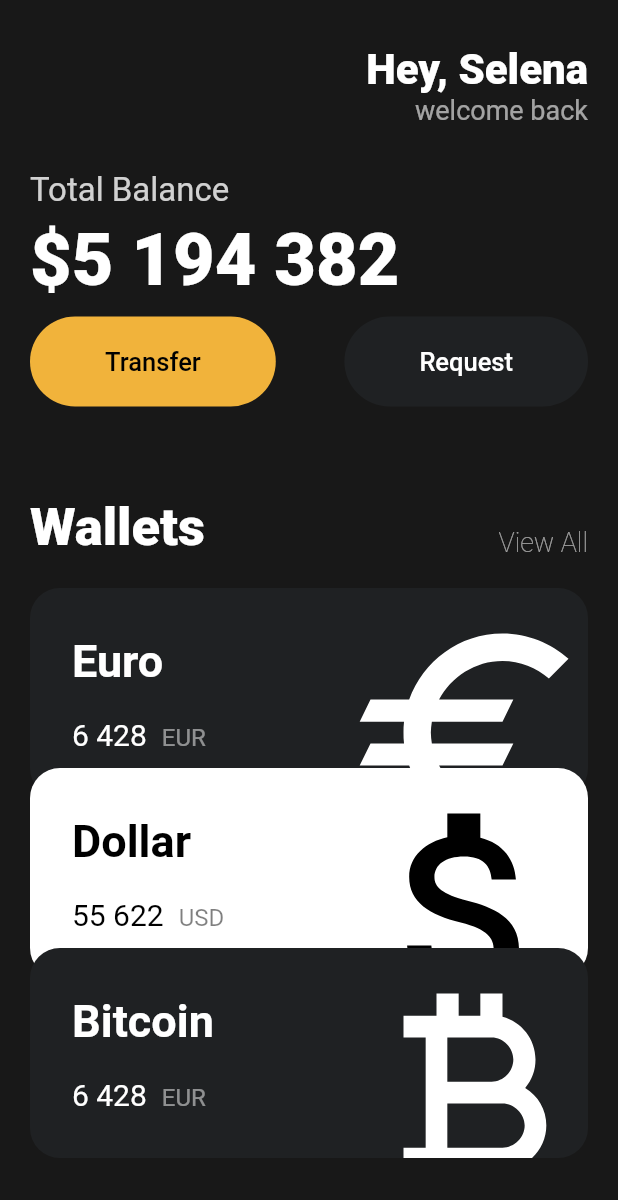
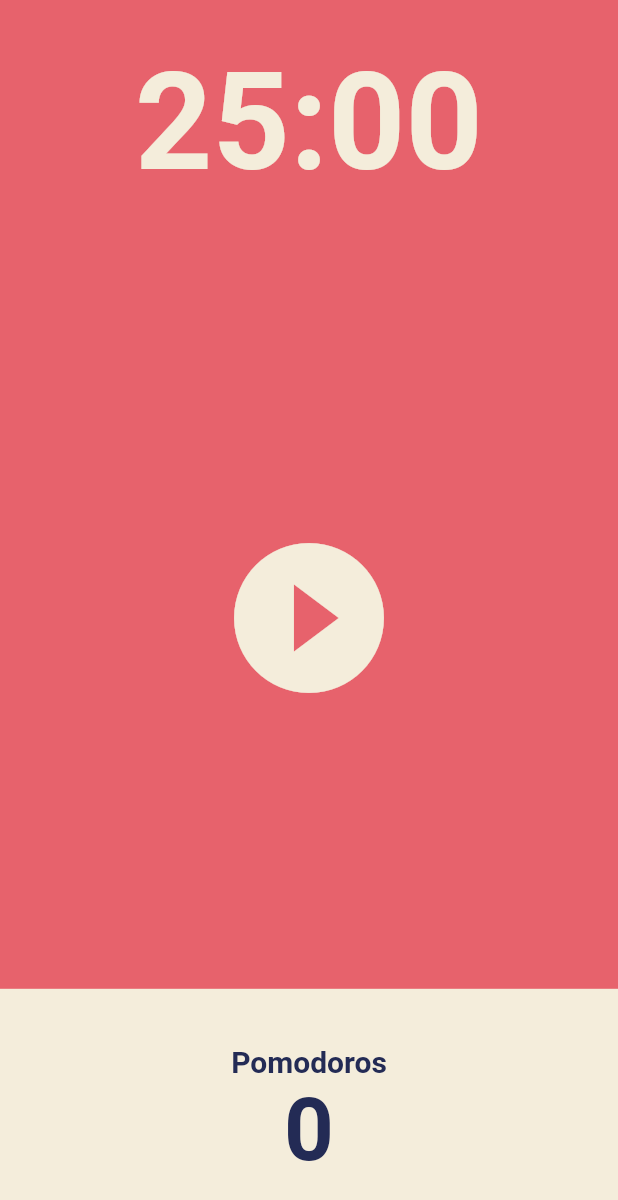
Before and after one commit to windylung/get_foot_in_flutter, a Flutter app: the screen it shows after launch, on a phone screen of 412 x 824 dp. Shown: the top 1200 px of the screen. Run offline on Flutter 3.47's test engine with Material 2 defaults, Android fonts, the phone set to English and light mode, and no system bars.

Commit message:
Pomodoro

```diff
--- a/lib/main.dart
+++ b/lib/main.dart
@@ -1,5 +1,6 @@
 import 'package:flutter/cupertino.dart';
 import 'package:flutter/material.dart';
+import 'package:toonflix/screens/home_screen.dart';
 import 'package:toonflix/widgets/button.dart';
 import 'package:toonflix/widgets/card.dart';
 
@@ -13,133 +14,15 @@ class MyApp extends StatelessWidget {
   @override
   Widget build(BuildContext context) {
     return MaterialApp(
-        home: Scaffold(
-      backgroundColor: const Color(0xFF181818),
-      body: SingleChildScrollView(
-        child: Padding(
-            padding: const EdgeInsets.symmetric(horizontal: 20),
-            child: Column(
-              crossAxisAlignment: CrossAxisAlignment.start,
-              children: [
-                const SizedBox(
-                  height: 30,
-                ),
-                Row(
-                  mainAxisAlignment: MainAxisAlignment.end,
-                  children: [
-                    Column(
-                      crossAxisAlignment: CrossAxisAlignment.end,
-                      children: [
-                        const Text(
-                          "Hey, Selena",
-                          style: TextStyle(
-                              color: Colors.white,
-                              fontSize: 28,
-                              fontWeight: FontWeight.w800),
-                        ),
-                        Text(
-                          "welcome back",
-                          style: TextStyle(
-                            color: Colors.white.withOpacity(0.6),
-                            fontSize: 18,
-                          ),
-                        ),
-                      ],
-                    )
-                  ],
-                ),
-                const SizedBox(
-                  height: 30,
-                ),
-                Text(
-                  "Total Balance",
-                  style: TextStyle(
-                    color: Colors.white.withOpacity(0.8),
-                    fontSize: 22,
-                  ),
-                ),
-                const SizedBox(
-                  height: 5,
-                ),
-                const Text(
-                  "\$5 194 382",
-                  style: TextStyle(
-                      color: Colors.white,
-                      fontSize: 48,
-                      fontWeight: FontWeight.w900),
-                ),
-                const SizedBox(
-                  height: 10,
-                ),
-                const Row(
-                  mainAxisAlignment: MainAxisAlignment.spaceBetween,
-                  children: [
-                    Button(
-                      text: "Transfer",
-                      bgColor: Color(0xFFF1B33B),
-                      textColor: Colors.black,
-                    ),
-                    Button(
-                      text: "Request",
-                      bgColor: Color(0xFF1F2123),
-                      textColor: Colors.white,
-                    )
-                  ],
-                ),
-                const SizedBox(
-                  height: 60,
-                ),
-                Row(
-                  mainAxisAlignment: MainAxisAlignment.spaceBetween,
-                  crossAxisAlignment: CrossAxisAlignment.end,
-                  children: [
-                    const Text(
-                      "Wallets",
-                      style: TextStyle(
-                        color: Colors.white,
-                        fontSize: 35,
-                        fontWeight: FontWeight.w800,
-                      ),
-                    ),
-                    Text(
-                      "View All",
-                      style: TextStyle(
-                          color: Colors.white.withOpacity(0.6),
-                          fontSize: 18,
-                          fontWeight: FontWeight.w100),
-                    ),
-                  ],
-                ),
-                const SizedBox(
-                  height: 20,
-                ),
-                const WalletCard(
-                  currency: "Euro",
-                  amount: "6 428",
-                  unit: "EUR",
-                  icon: Icons.euro,
-                  isInverted: false,
-                  seq: 0,
-                ),
-                const WalletCard(
-                  currency: "Dollar",
-                  amount: "55 622",
-                  unit: "USD",
-                  icon: Icons.attach_money,
-                  isInverted: true,
-                  seq: 1,
-                ),
-                const WalletCard(
-                  currency: "Bitcoin",
-                  amount: "6 428",
-                  unit: "EUR",
-                  icon: Icons.currency_bitcoin_outlined,
-                  isInverted: false,
-                  seq: 2,
-                ),
-              ],
+        theme: ThemeData(
+            textTheme: const TextTheme(
+                displayLarge: TextStyle(
+              color: Color(0xFF232B55),
             )),
-      ),
-    ));
+            cardColor: const Color(0xFFF4EDDB),
+            colorScheme: ColorScheme.fromSwatch(
+              backgroundColor: const Color(0xFFE7626C),
+            )),
+        home: const HomeScreen());
   }
 }
--- /dev/null
+++ b/lib/screens/home_screen.dart
@@ -0,0 +1,79 @@
+import 'package:flutter/cupertino.dart';
+import 'package:flutter/material.dart';
+
+class HomeScreen extends StatefulWidget {
+  const HomeScreen({super.key});
+
+  @override
+  State<HomeScreen> createState() => _HomeScreenState();
+}
+
+class _HomeScreenState extends State<HomeScreen> {
+  @override
+  Widget build(BuildContext context) {
+    return Scaffold(
+      backgroundColor: Theme.of(context).colorScheme.background,
+      body: Column(children: [
+        Flexible(
+          flex: 1,
+          child: Container(
+            alignment: Alignment.center,
+            child: Text(
+              "25:00",
+              style: TextStyle(
+                  color: Theme.of(context).cardColor,
+                  fontSize: 90,
+                  fontWeight: FontWeight.w600),
+            ),
+          ),
+        ),
+        Flexible(
+          flex: 3,
+          child: Center(
+            child: IconButton(
+              iconSize: 120,
+              color: Theme.of(context).cardColor,
+              onPressed: () {},
+              icon: const Icon(Icons.play_circle_fill_outlined),
+            ),
+          ),
+        ),
+        Flexible(
+          flex: 1,
+          child: Row(
+            children: [
+              Expanded(
+                child: Container(
+                  decoration: BoxDecoration(color: Theme.of(context).cardColor),
+                  child: Column(
+                    mainAxisAlignment: MainAxisAlignment.center,
+                    children: [
+                      Text(
+                        "Pomodoros",
+                        style: TextStyle(
+                          fontSize: 20,
+                          fontWeight: FontWeight.w600,
+                          color:
+                              Theme.of(context).textTheme.displayLarge!.color,
+                        ),
+                      ),
+                      Text(
+                        "0",
+                        style: TextStyle(
+                          fontSize: 58,
+                          fontWeight: FontWeight.w600,
+                          color:
+                              Theme.of(context).textTheme.displayLarge!.color,
+                        ),
+                      ),
+                    ],
+                  ),
+                ),
+              ),
+            ],
+          ),
+        ),
+      ]),
+    );
+  }
+}
```
